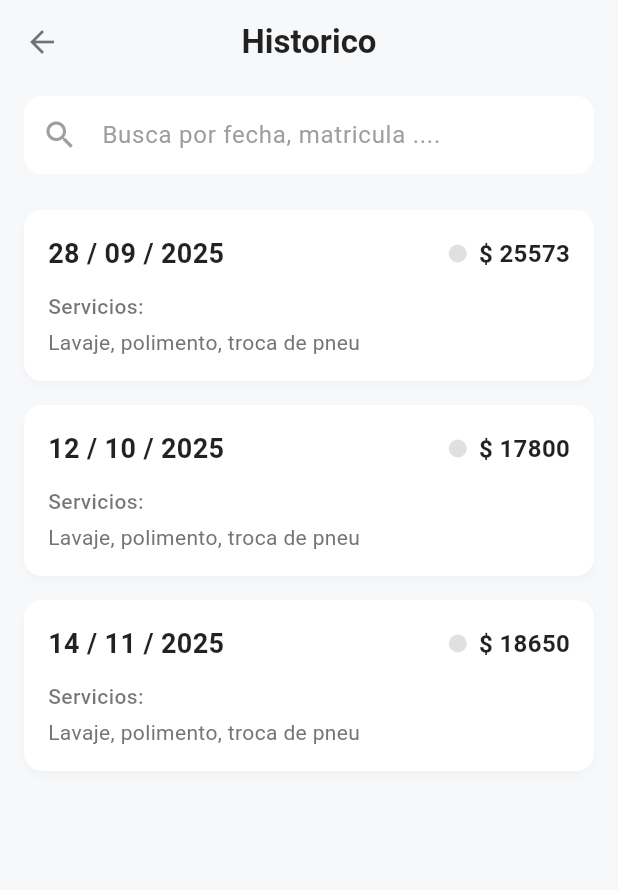
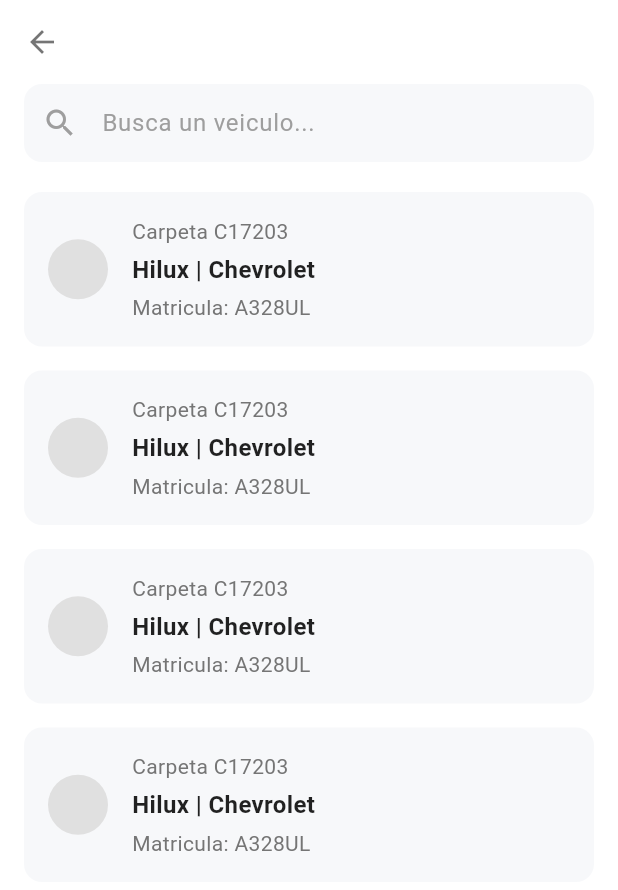
Before and after one commit to jeancariolato/dsa_app_taller, a Flutter app: the screen it shows after launch, on a phone screen of 412 x 824 dp. Shown: the top 890 px of the screen. Run offline on Flutter 3.47's test engine with Material 3 defaults, Android fonts, the light colour scheme and no system bars.

Commit message:
tela buscar veiculo teste

```diff
--- a/lib/main.dart
+++ b/lib/main.dart
@@ -1,5 +1,6 @@
 import 'package:dsa_taller/views/tela_SignUp.dart';
 import 'package:dsa_taller/views/tela_adicionar_estoque.dart';
+import 'package:dsa_taller/views/tela_buscar_veiculo.dart';
 import 'package:dsa_taller/views/tela_estoque.dart';
 import 'package:dsa_taller/views/tela_historico_carro.dart';
 import 'package:dsa_taller/views/tela_revisao_final.dart';
@@ -16,7 +17,7 @@
   Widget build(BuildContext context) {
     return const MaterialApp(
       debugShowCheckedModeBanner: false,
-      home: HistoricoPage(),
+      home: BuscarVeiculoPage(),
     );
   }
 }
--- /dev/null
+++ b/lib/views/tela_buscar_veiculo.dart
@@ -0,0 +1,140 @@
+import 'package:flutter/material.dart';
+
+class BuscarVeiculoPage extends StatelessWidget {
+  const BuscarVeiculoPage({super.key});
+
+  // Dados mocados para popular a lista, como na imagem.
+  final List<Map<String, String>> veiculos = const [
+    {
+      'carpeta': 'Carpeta C17203',
+      'modelo': 'Hilux | Chevrolet',
+      'matricula': 'Matricula: A328UL',
+    },
+    {
+      'carpeta': 'Carpeta C17203',
+      'modelo': 'Hilux | Chevrolet',
+      'matricula': 'Matricula: A328UL',
+    },
+    {
+      'carpeta': 'Carpeta C17203',
+      'modelo': 'Hilux | Chevrolet',
+      'matricula': 'Matricula: A328UL',
+    },
+    {
+      'carpeta': 'Carpeta C17203',
+      'modelo': 'Hilux | Chevrolet',
+      'matricula': 'Matricula: A328UL',
+    },
+  ];
+
+  @override
+  Widget build(BuildContext context) {
+    return Scaffold(
+      backgroundColor: Colors.white,
+      appBar: AppBar(
+        backgroundColor: Colors.white,
+        elevation: 0,
+        leading: const BackButton(color: Colors.black54),
+      ),
+      body: Padding(
+        padding: const EdgeInsets.symmetric(horizontal: 16.0),
+        child: Column(
+          children: [
+            // --- Barra de Busca ---
+            TextField(
+              decoration: InputDecoration(
+                hintText: 'Busca un veiculo...',
+                hintStyle: TextStyle(color: Colors.grey[500]),
+                prefixIcon: Icon(Icons.search, color: Colors.grey[500]),
+                filled: true,
+                fillColor: const Color(0xFFF7F8FA), // Fundo cinza claro
+                contentPadding: const EdgeInsets.symmetric(vertical: 14.0),
+                border: OutlineInputBorder(
+                  borderRadius: BorderRadius.circular(12.0),
+                  borderSide: BorderSide.none, // Sem borda
+                ),
+              ),
+            ),
+            const SizedBox(height: 20),
+
+            // --- Lista de Veículos ---
+            Expanded(
+              child: ListView.builder(
+                itemCount: veiculos.length,
+                itemBuilder: (context, index) {
+                  final veiculo = veiculos[index];
+                  return _buildVehicleCard(
+                    carpeta: veiculo['carpeta']!,
+                    modelo: veiculo['modelo']!,
+                    matricula: veiculo['matricula']!,
+                  );
+                },
+              ),
+            ),
+          ],
+        ),
+      ),
+    );
+  }
+
+  /// Widget auxiliar para construir cada card de veículo.
+  Widget _buildVehicleCard({
+    required String carpeta,
+    required String modelo,
+    required String matricula,
+  }) {
+    return GestureDetector(
+      onTap: () {
+        // Ação ao clicar no card
+        print('Card de veículo clicado: $modelo');
+      },
+      child: Container(
+        margin: const EdgeInsets.only(bottom: 16.0),
+        padding: const EdgeInsets.all(16.0),
+        decoration: BoxDecoration(
+          color: const Color(0xFFF7F8FA), // Fundo cinza claro do card
+          borderRadius: BorderRadius.circular(12.0),
+        ),
+        child: Row(
+          children: [
+            // Ícone circular
+            Container(
+              width: 40,
+              height: 40,
+              decoration: BoxDecoration(
+                color: Colors.grey[300],
+                shape: BoxShape.circle,
+              ),
+              // child: Icon(Icons.directions_car, color: Colors.white), // Opcional
+            ),
+            const SizedBox(width: 16),
+            // Textos
+            Column(
+              crossAxisAlignment: CrossAxisAlignment.start,
+              children: [
+                Text(
+                  carpeta,
+                  style: TextStyle(fontSize: 14, color: Colors.grey[600]),
+                ),
+                const SizedBox(height: 4),
+                Text(
+                  modelo,
+                  style: const TextStyle(
+                    fontSize: 16,
+                    fontWeight: FontWeight.bold,
+                    color: Colors.black87,
+                  ),
+                ),
+                const SizedBox(height: 4),
+                Text(
+                  matricula,
+                  style: TextStyle(fontSize: 14, color: Colors.grey[600]),
+                ),
+              ],
+            ),
+          ],
+        ),
+      ),
+    );
+  }
+}
```
